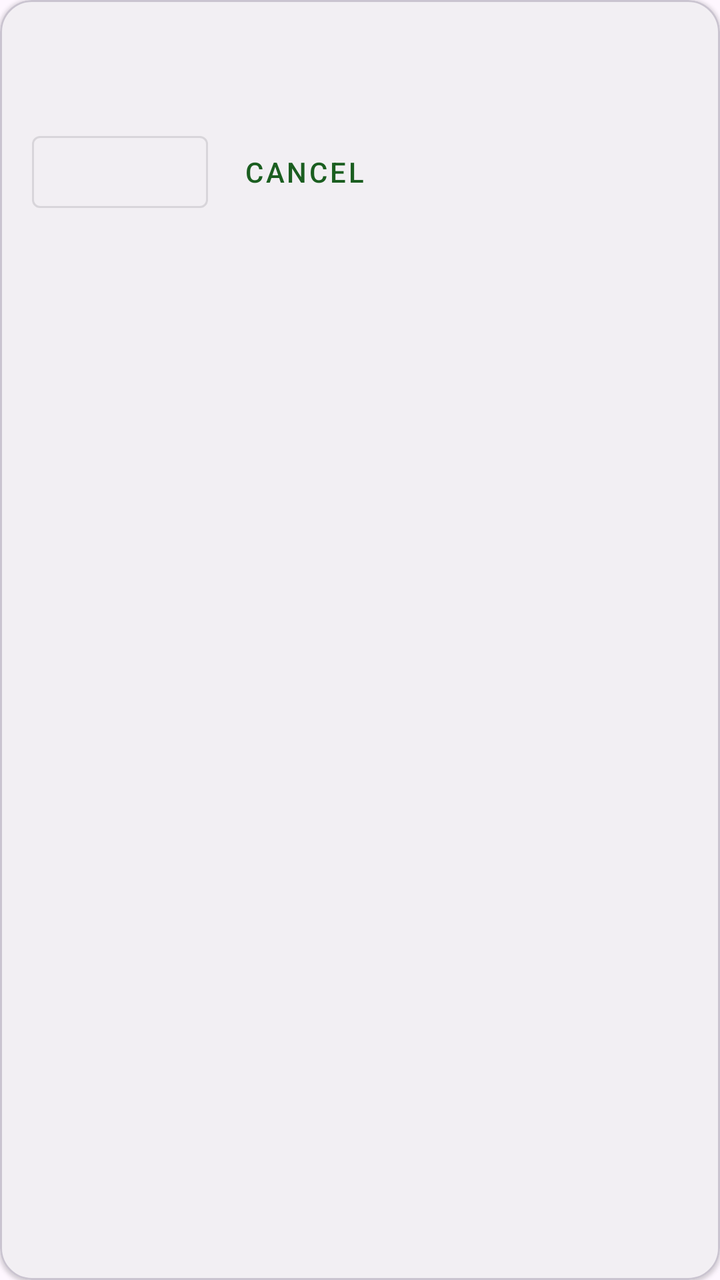
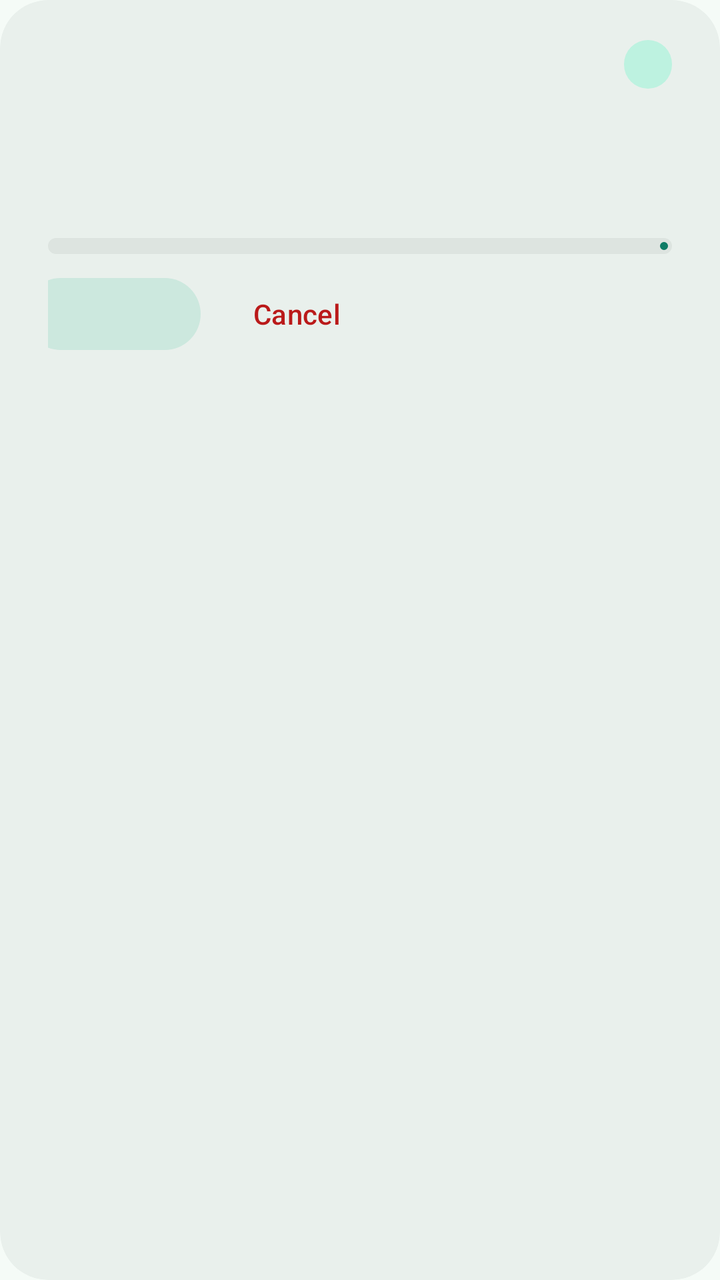

Two renders of the same Android screen: before a commit and after it. Below are the layout's source before the change and the commit's diff.
<!-- AndroidManifest.xml: another module's application theme Theme.Home -->
<!-- res/layout/item_timer.xml -->
<?xml version="1.0" encoding="utf-8"?>
<com.google.android.material.card.MaterialCardView xmlns:android="http://schemas.android.com/apk/res/android"
    xmlns:app="http://schemas.android.com/apk/res-auto"
    android:layout_width="match_parent"
    android:layout_height="wrap_content"
    android:layout_marginBottom="8dp"
    app:cardCornerRadius="16dp"
    app:cardElevation="1dp">

    <LinearLayout
        android:layout_width="match_parent"
        android:layout_height="wrap_content"
        android:orientation="vertical"
        android:padding="16dp">

        <LinearLayout
            android:layout_width="match_parent"
            android:layout_height="wrap_content"
            android:gravity="center_vertical"
            android:orientation="horizontal">

            <LinearLayout
                android:layout_width="0dp"
                android:layout_height="wrap_content"
                android:layout_weight="1"
                android:orientation="vertical">

                <TextView
                    android:id="@+id/timer_label"
                    android:layout_width="match_parent"
                    android:layout_height="wrap_content"
                    android:ellipsize="end"
                    android:maxLines="1"
                    android:textAppearance="?attr/textAppearanceTitleMedium" />

                <TextView
                    android:id="@+id/timer_state"
                    android:layout_width="match_parent"
                    android:layout_height="wrap_content"
                    android:textAppearance="?attr/textAppearanceBodySmall"
                    android:textColor="?attr/colorOnSurfaceVariant" />
            </LinearLayout>

            <TextView
                android:id="@+id/timer_remaining"
                android:layout_width="wrap_content"
                android:layout_height="wrap_content"
                android:textAppearance="?attr/textAppearanceHeadlineSmall" />
        </LinearLayout>

        <LinearLayout
            android:layout_width="match_parent"
            android:layout_height="wrap_content"
            android:layout_marginTop="8dp"
            android:orientation="horizontal">

            <com.google.android.material.button.MaterialButton
                android:id="@+id/timer_pause_resume"
                style="@style/Widget.MaterialComponents.Button.OutlinedButton"
                android:layout_width="wrap_content"
                android:layout_height="wrap_content"
                android:minHeight="48dp" />

            <com.google.android.material.button.MaterialButton
                android:id="@+id/timer_cancel"
                style="@style/Widget.MaterialComponents.Button.TextButton"
                android:layout_width="wrap_content"
                android:layout_height="wrap_content"
                android:layout_marginStart="4dp"
                android:minHeight="48dp"
                android:text="@string/timers_cancel" />
        </LinearLayout>
    </LinearLayout>
</com.google.android.material.card.MaterialCardView>
<!-- resources referenced by this layout -->
<resources>
  <style name="Theme.Home" parent="Theme.Material3.DayNight.NoActionBar">
          <item name="colorPrimary">@color/home_green</item>
          <item name="colorOnPrimary">@color/home_on_green</item>
          <item name="colorPrimaryContainer">@color/home_green_dark</item>
          <item name="colorOnPrimaryContainer">@color/home_on_green</item>
          <item name="colorSecondary">@color/home_teal</item>
          <item name="colorOnSecondary">@color/home_on_teal</item>
          <item name="android:statusBarColor">@color/home_green_dark</item>
          <item name="android:navigationBarColor">?attr/colorSurface</item>
          <item name="android:windowLightStatusBar">false</item>
      </style>
  <color name="home_green">#1B5E20</color>
  <color name="home_on_green">#FFFFFF</color>
  <color name="home_green_dark">#0D3F14</color>
  <color name="home_teal">#00695C</color>
  <color name="home_on_teal">#FFFFFF</color>
  <!-- unchanged entries left out for length: 1 -->
</resources>

<!-- the commit's change to res/layout/item_timer.xml (unified diff, before → after) -->
@@ -1,17 +1,19 @@
 <?xml version="1.0" encoding="utf-8"?>
 <com.google.android.material.card.MaterialCardView xmlns:android="http://schemas.android.com/apk/res/android"
     xmlns:app="http://schemas.android.com/apk/res-auto"
+    style="@style/Widget.Home.Card"
     android:layout_width="match_parent"
     android:layout_height="wrap_content"
-    android:layout_marginBottom="8dp"
-    app:cardCornerRadius="16dp"
-    app:cardElevation="1dp">
+    android:layout_marginBottom="12dp">
 
     <LinearLayout
         android:layout_width="match_parent"
         android:layout_height="wrap_content"
         android:orientation="vertical"
-        android:padding="16dp">
+        android:paddingStart="24dp"
+        android:paddingTop="20dp"
+        android:paddingEnd="24dp"
+        android:paddingBottom="8dp">
 
         <LinearLayout
             android:layout_width="match_parent"
@@ -19,55 +21,67 @@
             android:gravity="center_vertical"
             android:orientation="horizontal">
 
-            <LinearLayout
+            <TextView
+                android:id="@+id/timer_label"
                 android:layout_width="0dp"
                 android:layout_height="wrap_content"
                 android:layout_weight="1"
-                android:orientation="vertical">
-
-                <TextView
-                    android:id="@+id/timer_label"
-                    android:layout_width="match_parent"
-                    android:layout_height="wrap_content"
-                    android:ellipsize="end"
-                    android:maxLines="1"
-                    android:textAppearance="?attr/textAppearanceTitleMedium" />
-
-                <TextView
-                    android:id="@+id/timer_state"
-                    android:layout_width="match_parent"
-                    android:layout_height="wrap_content"
-                    android:textAppearance="?attr/textAppearanceBodySmall"
-                    android:textColor="?attr/colorOnSurfaceVariant" />
-            </LinearLayout>
+                android:ellipsize="end"
+                android:maxLines="1"
+                android:textAppearance="?attr/textAppearanceTitleMedium"
+                android:textColor="?attr/colorOnSurface" />
 
             <TextView
-                android:id="@+id/timer_remaining"
+                android:id="@+id/timer_state"
                 android:layout_width="wrap_content"
                 android:layout_height="wrap_content"
-                android:textAppearance="?attr/textAppearanceHeadlineSmall" />
+                android:layout_marginStart="12dp"
+                android:background="@drawable/ui_bg_pill"
+                android:paddingStart="12dp"
+                android:paddingTop="4dp"
+                android:paddingEnd="12dp"
+                android:paddingBottom="4dp"
+                android:textAppearance="@style/TextAppearance.Home.Pill" />
         </LinearLayout>
+
+        <TextView
+            android:id="@+id/timer_remaining"
+            android:layout_width="match_parent"
+            android:layout_height="wrap_content"
+            android:layout_marginTop="4dp"
+            android:textAppearance="@style/TextAppearance.Home.Countdown" />
+
+        <com.google.android.material.progressindicator.LinearProgressIndicator
+            android:id="@+id/timer_progress"
+            android:layout_width="match_parent"
+            android:layout_height="wrap_content"
+            android:layout_marginTop="12dp"
+            android:max="1000"
+            app:trackColor="?attr/colorSurfaceContainerHighest"
+            app:trackCornerRadius="4dp"
+            app:trackThickness="8dp" />
 
         <LinearLayout
             android:layout_width="match_parent"
             android:layout_height="wrap_content"
+            android:layout_marginStart="-12dp"
             android:layout_marginTop="8dp"
             android:orientation="horizontal">
 
             <com.google.android.material.button.MaterialButton
                 android:id="@+id/timer_pause_resume"
-                style="@style/Widget.MaterialComponents.Button.OutlinedButton"
+                style="@style/Widget.Material3.Button.TonalButton"
                 android:layout_width="wrap_content"
                 android:layout_height="wrap_content"
-                android:minHeight="48dp" />
+                android:minHeight="44dp" />
 
             <com.google.android.material.button.MaterialButton
                 android:id="@+id/timer_cancel"
-                style="@style/Widget.MaterialComponents.Button.TextButton"
+                style="@style/Widget.Home.DangerTextButton"
                 android:layout_width="wrap_content"
                 android:layout_height="wrap_content"
                 android:layout_marginStart="4dp"
-                android:minHeight="48dp"
+                android:minHeight="44dp"
                 android:text="@string/timers_cancel" />
         </LinearLayout>
     </LinearLayout>
<!-- resource entries referenced after the edit -->
@@ -1,21 +1,109 @@
 <!-- resources referenced by this layout -->
 <resources>
+  <!-- drawable ui_bg_pill (drawable) -->
+  <?xml version="1.0" encoding="utf-8"?>
+  <shape xmlns:android="http://schemas.android.com/apk/res/android">
+      <solid android:color="?attr/colorPrimaryContainer" />
+      <corners android:radius="100dp" />
+  </shape>
+  <style name="TextAppearance.Home.Countdown" parent="TextAppearance.Home.Time">
+          <item name="android:fontFamily">sans-serif-medium</item>
+          <item name="android:textSize">44sp</item>
+          <item name="android:textColor">?attr/colorPrimary</item>
+      </style>
+  <style name="TextAppearance.Home.Pill" parent="TextAppearance.Material3.LabelMedium">
+          <item name="android:textColor">?attr/colorOnPrimaryContainer</item>
+          <item name="android:letterSpacing">0.04</item>
+      </style>
+  <style name="Widget.Home.Card" parent="Widget.Material3.CardView.Filled">
+          <item name="cardCornerRadius">24dp</item>
+          <item name="cardElevation">0dp</item>
+          <item name="cardBackgroundColor">?attr/colorSurfaceContainer</item>
+          <item name="checkedIconTint">?attr/colorPrimary</item>
+          <item name="strokeColor">?attr/colorPrimary</item>
+          <item name="strokeWidth">0dp</item>
+      </style>
+  <style name="Widget.Home.DangerTextButton" parent="Widget.Material3.Button.TextButton">
+          <item name="android:textColor">?attr/colorError</item>
+          <item name="rippleColor">?attr/colorError</item>
+      </style>
   <style name="Theme.Home" parent="Theme.Material3.DayNight.NoActionBar">
-          <item name="colorPrimary">@color/home_green</item>
-          <item name="colorOnPrimary">@color/home_on_green</item>
-          <item name="colorPrimaryContainer">@color/home_green_dark</item>
-          <item name="colorOnPrimaryContainer">@color/home_on_green</item>
-          <item name="colorSecondary">@color/home_teal</item>
-          <item name="colorOnSecondary">@color/home_on_teal</item>
-          <item name="android:statusBarColor">@color/home_green_dark</item>
-          <item name="android:navigationBarColor">?attr/colorSurface</item>
-          <item name="android:windowLightStatusBar">false</item>
+          <item name="colorPrimary">@color/home_primary</item>
+          <item name="colorOnPrimary">@color/home_on_primary</item>
+          <item name="colorPrimaryContainer">@color/home_primary_container</item>
+          <item name="colorOnPrimaryContainer">@color/home_on_primary_container</item>
+          <item name="colorSecondary">@color/home_secondary</item>
+          <item name="colorOnSecondary">@color/home_on_secondary</item>
+          <item name="colorSecondaryContainer">@color/home_secondary_container</item>
+          <item name="colorOnSecondaryContainer">@color/home_on_secondary_container</item>
+          <item name="colorTertiary">@color/home_tertiary</item>
+          <item name="colorOnTertiary">@color/home_on_tertiary</item>
+          <item name="colorTertiaryContainer">@color/home_tertiary_container</item>
+          <item name="colorOnTertiaryContainer">@color/home_on_tertiary_container</item>
+          <item name="colorError">@color/home_error</item>
+          <item name="android:colorBackground">@color/home_surface</item>
+          <item name="colorSurface">@color/home_surface</item>
+          <item name="colorOnSurface">@color/home_on_surface</item>
+          <item name="colorOnBackground">@color/home_on_surface</item>
+          <item name="colorOnSurfaceVariant">@color/home_on_surface_variant</item>
+          <item name="colorSurfaceContainerLow">@color/home_surface_container_low</item>
+          <item name="colorSurfaceContainer">@color/home_surface_container</item>
+          <item name="colorSurfaceContainerHigh">@color/home_surface_container_high</item>
+          <item name="colorSurfaceContainerHighest">@color/home_surface_container_highest</item>
+          <item name="colorOutline">@color/home_outline</item>
+          <item name="colorOutlineVariant">@color/home_outline_variant</item>
+  
+          
+          <item name="shapeAppearanceSmallComponent">@style/ShapeAppearance.Home.Small</item>
+          <item name="shapeAppearanceMediumComponent">@style/ShapeAppearance.Home.Medium</item>
+          <item name="shapeAppearanceLargeComponent">@style/ShapeAppearance.Home.Large</item>
+  
+          <item name="android:statusBarColor">@color/home_surface</item>
+          <item name="android:navigationBarColor">@color/home_surface_container</item>
+          <item name="android:windowLightStatusBar">@bool/home_light_bars</item>
+          <item name="android:windowLightNavigationBar">@bool/home_light_bars</item>
       </style>
-  <color name="home_green">#1B5E20</color>
-  <color name="home_on_green">#FFFFFF</color>
-  <color name="home_green_dark">#0D3F14</color>
-  <color name="home_teal">#00695C</color>
-  <color name="home_on_teal">#FFFFFF</color>
+  <style name="TextAppearance.Home.Time" parent="TextAppearance.Material3.DisplaySmall">
+          <item name="android:fontFamily">sans-serif-light</item>
+          <item name="android:textSize">48sp</item>
+          <item name="android:letterSpacing">-0.02</item>
+          <item name="android:fontFeatureSettings">"tnum"</item>
+          <item name="android:textColor">?attr/colorOnSurface</item>
+      </style>
+  <color name="home_primary">#0E7C66</color>
+  <color name="home_on_primary">#FFFFFF</color>
+  <color name="home_primary_container">#BDF2E0</color>
+  <color name="home_on_primary_container">#00201A</color>
+  <color name="home_secondary">#4A635B</color>
+  <color name="home_on_secondary">#FFFFFF</color>
+  <color name="home_secondary_container">#CCE8DE</color>
+  <color name="home_on_secondary_container">#05201A</color>
+  <color name="home_tertiary">#8A5100</color>
+  <color name="home_on_tertiary">#FFFFFF</color>
+  <color name="home_tertiary_container">#FFDDB6</color>
+  <color name="home_on_tertiary_container">#2C1600</color>
+  <color name="home_error">#BA1A1A</color>
+  <color name="home_surface">#F5FBF7</color>
+  <color name="home_on_surface">#171D1A</color>
+  <color name="home_on_surface_variant">#3F4945</color>
+  <color name="home_surface_container_low">#EFF5F1</color>
+  <color name="home_surface_container">#E9F0EC</color>
+  <color name="home_surface_container_high">#E3EAE6</color>
+  <color name="home_surface_container_highest">#DDE4E0</color>
+  <color name="home_outline">#6F7975</color>
+  <color name="home_outline_variant">#BFC9C4</color>
+  <style name="ShapeAppearance.Home.Small" parent="ShapeAppearance.Material3.SmallComponent">
+          <item name="cornerFamily">rounded</item>
+          <item name="cornerSize">14dp</item>
+      </style>
+  <style name="ShapeAppearance.Home.Medium" parent="ShapeAppearance.Material3.MediumComponent">
+          <item name="cornerFamily">rounded</item>
+          <item name="cornerSize">22dp</item>
+      </style>
+  <style name="ShapeAppearance.Home.Large" parent="ShapeAppearance.Material3.LargeComponent">
+          <item name="cornerFamily">rounded</item>
+          <item name="cornerSize">28dp</item>
+      </style>
   <!-- unchanged entries left out for length: 1 -->
 </resources>
 
